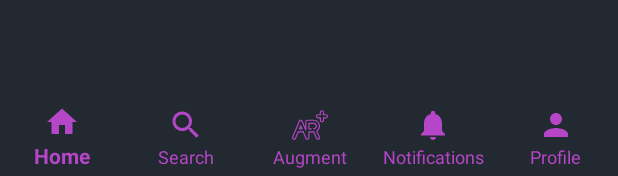
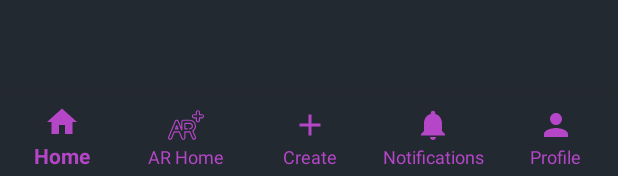
Before and after one commit to ThomasSoares/Augmento, an Android app: the layout activity_main.xml on its own in the app's theme, with its tools: preview values and no code run, on a phone screen of 412 x 824 dp. Shown: the part 1057-1233 px from the top of the screen. Run offline under Robolectric (Android 15) with nearby library versions, the phone set to English and light mode, and no system bars; Roboto replaces fonts that are not available here.

Commit message:
Made a few design changes to accomodate the ar mode

```diff
--- /dev/null
+++ b/app/src/main/res/drawable/ic_create.xml
@@ -0,0 +1,5 @@
+<vector android:height="24dp" android:tint="#B546C8"
+    android:viewportHeight="24.0" android:viewportWidth="24.0"
+    android:width="24dp" xmlns:android="http://schemas.android.com/apk/res/android">
+    <path android:fillColor="#FF000000" android:pathData="M19,13h-6v6h-2v-6H5v-2h6V5h2v6h6v2z"/>
+</vector>
--- a/app/src/main/res/menu/navigation.xml
+++ b/app/src/main/res/menu/navigation.xml
@@ -8,13 +8,13 @@
 
     <item
         android:id="@+id/navigation_search"
-        android:icon="@drawable/ic_search_black_24dp"
-        android:title="@string/title_search" />
+        android:icon="@drawable/ic_augment"
+        android:title="@string/title_arhome" />
 
     <item
         android:id="@+id/navigation_augment"
-        android:icon="@drawable/ic_augment"
-        android:title="@string/title_augment" />
+        android:icon="@drawable/ic_create"
+        android:title="@string/title_create" />
 
     <item
         android:id="@+id/navigation_notification"
--- a/app/src/main/res/values/strings.xml
+++ b/app/src/main/res/values/strings.xml
@@ -3,8 +3,8 @@
     <string name="app_name_capital">AUGMENTO</string>
     <string name="title_activity_main">MainActivity</string>
     <string name="title_home">Home</string>
-    <string name="title_search">Search</string>
-    <string name="title_augment">Augment</string>
+    <string name="title_arhome">AR Home</string>
+    <string name="title_create">Create</string>
     <string name="title_profile">Profile</string>
     <string name="title_dashboard">Dashboard</string>
     <string name="title_notifications">Notifications</string>
```
